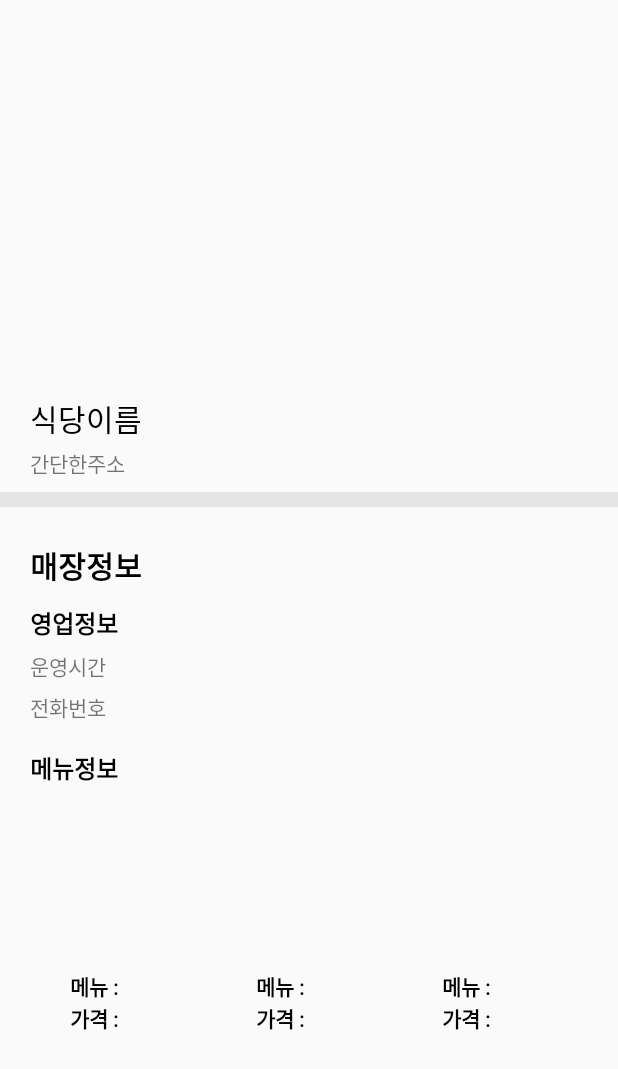
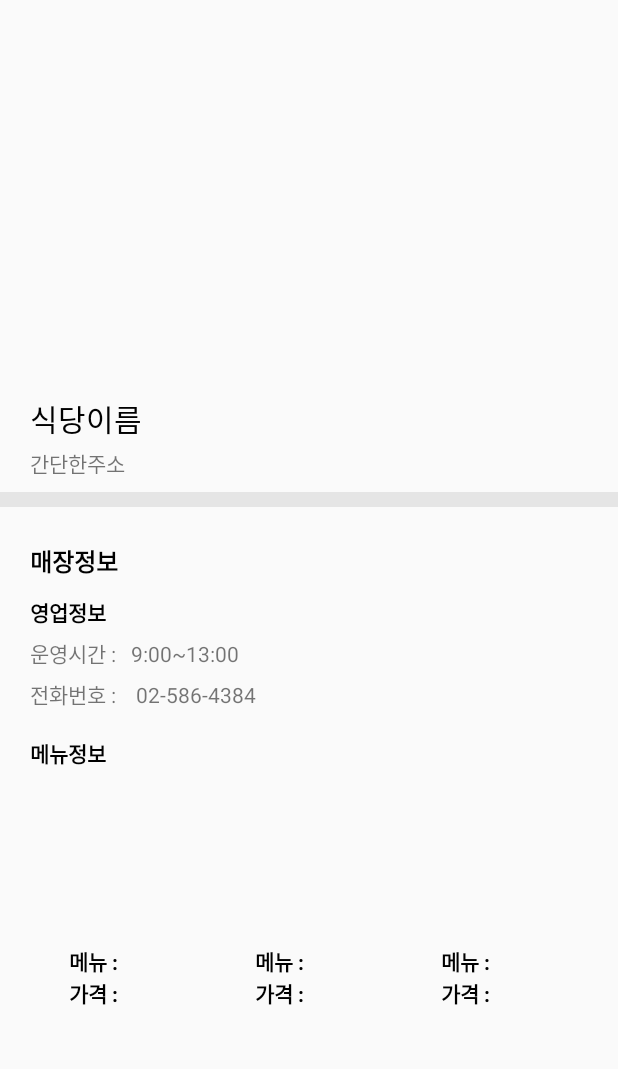
Before and after one commit to hansolj991/Monthly_Coding_DMC, an Android app: the RestaurantDetailActivity screen opened directly, with no data from a screen before it, on a phone screen of 412 x 824 dp. Shown: the top 1069 px of the screen. Run offline under Robolectric (Android 15) with nearby library versions, the phone set to English and light mode, and no system bars; 6 statements that could not run were skipped.

Commit message:
전 코드 재업로드

```diff
--- a/app/src/main/res/layout/activity_restaurant_detail.xml
+++ b/app/src/main/res/layout/activity_restaurant_detail.xml
@@ -70,47 +70,76 @@
                 android:layout_width="match_parent"
                 android:layout_height="wrap_content"
                 android:paddingTop="24dp"
-                android:fontFamily="@font/pretendard_semibold"
                 android:text="매장정보"
-                android:textSize="20dp"
+                android:textSize="16dp"
                 android:textStyle="bold"
                 android:textColor="@color/black"/>
+
 
             <TextView
                 android:id="@+id/textView7"
                 android:layout_width="match_parent"
                 android:layout_height="wrap_content"
                 android:paddingTop="11dp"
-                android:fontFamily="@font/pretendard_medium"
                 android:text="영업정보"
-                android:textSize="16dp"
+                android:textSize="14dp"
                 android:textStyle="bold"
                 android:textColor="@color/black"/>
+
+            <LinearLayout
+                android:layout_width="wrap_content"
+                android:layout_height="wrap_content"
+                android:orientation="horizontal">
 
                 <TextView
                     android:id="@+id/textView8"
                     android:layout_width="match_parent"
                     android:layout_height="wrap_content"
                     android:paddingTop="6dp"
-                android:fontFamily="@font/pretendard_medium"
-                android:text="운영시간" />
+                    android:text="운영시간 :"
+                    android:layout_marginRight="10dp"/>
+
+                <TextView
+                    android:id="@+id/textView9"
+                    android:layout_width="match_parent"
+                    android:layout_height="wrap_content"
+                    android:paddingTop="6dp"
+                    android:text="9:00~13:00" />
+
+            </LinearLayout>
+
+
+            <LinearLayout
+                android:layout_width="wrap_content"
+                android:layout_height="wrap_content"
+                android:orientation="horizontal">
 
                 <TextView
                     android:id="@+id/textView19"
                     android:layout_width="match_parent"
                     android:layout_height="wrap_content"
                     android:paddingTop="6dp"
-                android:fontFamily="@font/pretendard_medium"
-                android:text="전화번호" />
+                    android:text="전화번호 : "
+                    android:layout_marginRight="10dp"
+                    />
+
+                <TextView
+                    android:id="@+id/textView199"
+                    android:layout_width="match_parent"
+                    android:layout_height="wrap_content"
+                    android:paddingTop="6dp"
+                    android:text="02-586-4384" />
+
+            </LinearLayout>
+
 
             <TextView
                 android:id="@+id/textView20"
                 android:layout_width="match_parent"
                 android:layout_height="wrap_content"
                 android:paddingTop="18dp"
-                android:fontFamily="@font/pretendard_medium"
                 android:text="메뉴정보"
-                android:textSize="16dp"
+                android:textSize="14dp"
                 android:textStyle="bold"
                 android:textColor="@color/black"/>
 
@@ -136,7 +165,6 @@
                     <LinearLayout
                         android:layout_width="match_parent"
                         android:layout_height="wrap_content"
-                        android:paddingTop="5dp"
                         android:orientation="horizontal">
 
                         <TextView
@@ -144,7 +172,6 @@
                             android:layout_width="match_parent"
                             android:layout_height="wrap_content"
                             android:layout_weight="1"
-                            android:fontFamily="@font/pretendard_medium"
                             android:text="메뉴 : "
                             android:textStyle="bold"
                             android:textSize="14sp"
@@ -156,7 +183,6 @@
                             android:layout_width="match_parent"
                             android:layout_height="wrap_content"
                             android:layout_weight="1"
-                            android:fontFamily="@font/pretendard_medium"
                             android:text=""
                             android:textStyle="bold"
                             android:textSize="14sp"
@@ -174,7 +200,6 @@
                             android:layout_width="match_parent"
                             android:layout_height="wrap_content"
                             android:layout_weight="1"
-                            android:fontFamily="@font/pretendard_medium"
                             android:text="가격 : "
                             android:textStyle="bold"
                             android:textSize="14sp"
@@ -186,7 +211,6 @@
                             android:layout_width="match_parent"
                             android:layout_height="wrap_content"
                             android:layout_weight="1"
-                            android:fontFamily="@font/pretendard_medium"
                             android:text=""
                             android:textStyle="bold"
                             android:textSize="14sp"
@@ -212,7 +236,6 @@
                     <LinearLayout
                         android:layout_width="match_parent"
                         android:layout_height="wrap_content"
-                        android:paddingTop="5dp"
                         android:orientation="horizontal">
 
                         <TextView
@@ -220,7 +243,6 @@
                             android:layout_width="match_parent"
                             android:layout_height="wrap_content"
                             android:layout_weight="1"
-                            android:fontFamily="@font/pretendard_medium"
                             android:text="메뉴 : "
                             android:textStyle="bold"
                             android:textSize="14sp"
@@ -232,7 +254,6 @@
                             android:layout_width="match_parent"
                             android:layout_height="wrap_content"
                             android:layout_weight="1"
-                            android:fontFamily="@font/pretendard_medium"
                             android:text=""
                             android:textStyle="bold"
                             android:textSize="14sp"
@@ -250,7 +271,6 @@
                             android:layout_width="match_parent"
                             android:layout_height="wrap_content"
                             android:layout_weight="1"
-                            android:fontFamily="@font/pretendard_medium"
                             android:text="가격 : "
                             android:textStyle="bold"
                             android:textSize="14sp"
@@ -262,7 +282,6 @@
                             android:layout_width="match_parent"
                             android:layout_height="wrap_content"
                             android:layout_weight="1"
-                            android:fontFamily="@font/pretendard_medium"
                             android:text=""
                             android:textStyle="bold"
                             android:textSize="14sp"
@@ -288,7 +307,6 @@
                     <LinearLayout
                         android:layout_width="match_parent"
                         android:layout_height="wrap_content"
-                        android:paddingTop="5dp"
                         android:orientation="horizontal">
 
                         <TextView
@@ -296,7 +314,6 @@
                             android:layout_width="match_parent"
                             android:layout_height="wrap_content"
                             android:layout_weight="1"
-                            android:fontFamily="@font/pretendard_medium"
                             android:text="메뉴 : "
                             android:textStyle="bold"
                             android:textSize="14sp"
@@ -308,7 +325,6 @@
                             android:layout_width="match_parent"
                             android:layout_height="wrap_content"
                             android:layout_weight="1"
-                            android:fontFamily="@font/pretendard_medium"
                             android:text=""
                             android:textStyle="bold"
                             android:textSize="14sp"
@@ -326,7 +342,6 @@
                             android:layout_width="match_parent"
                             android:layout_height="wrap_content"
                             android:layout_weight="1"
-                            android:fontFamily="@font/pretendard_medium"
                             android:text="가격 : "
                             android:textStyle="bold"
                             android:textSize="14sp"
@@ -338,7 +353,6 @@
                             android:layout_width="match_parent"
                             android:layout_height="wrap_content"
                             android:layout_weight="1"
-                            android:fontFamily="@font/pretendard_medium"
                             android:text=""
                             android:textStyle="bold"
                             android:textSize="14sp"
```
Lines whose indentation alone changed are shown as unchanged.
